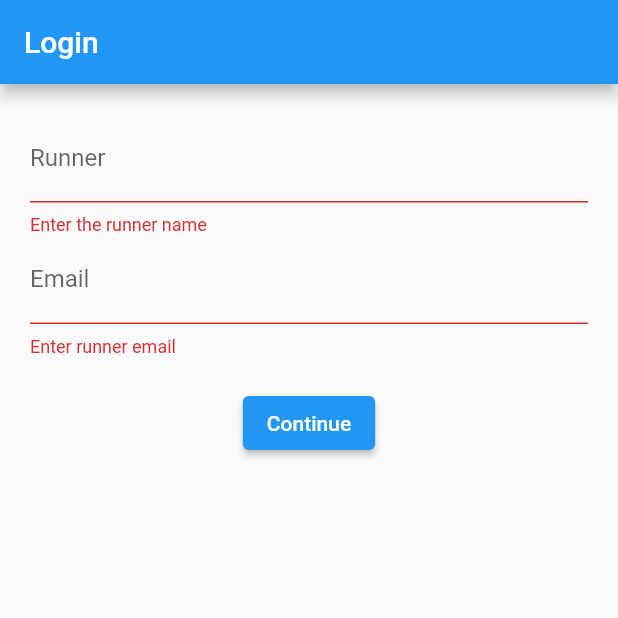
After one commit to leonistor/stopwatch, a Flutter app: the screen it shows after launch, after a tap on "Continue", on a phone screen of 412 x 824 dp, the top half of it. The commit adds this screen. Run offline on Flutter 3.47's test engine with Material 2 defaults, Android fonts, the phone set to English and light mode, and no system bars.

Commit message:
login_form

```diff
--- /dev/null
+++ b/lib/login_screen.dart
@@ -0,0 +1,78 @@
+import 'package:flutter/material.dart';
+
+class LoginScreen extends StatefulWidget {
+  const LoginScreen({Key? key}) : super(key: key);
+
+  @override
+  _LoginScreenState createState() => _LoginScreenState();
+}
+
+class _LoginScreenState extends State<LoginScreen> {
+  bool loggedIn = false;
+  late String name;
+  final _nameController = TextEditingController();
+  final _emailController = TextEditingController();
+  final _formKey = GlobalKey<FormState>();
+
+  @override
+  Widget build(BuildContext context) {
+    return Scaffold(
+      appBar: AppBar(title: const Text('Login')),
+      body: Center(
+        child: loggedIn ? _buildSuccess() : _buildLoginForm(),
+      ),
+    );
+  }
+
+  Widget _buildSuccess() {
+    return Column(
+      mainAxisAlignment: MainAxisAlignment.center,
+      children: [
+        const Icon(Icons.check, color: Colors.orangeAccent),
+        Text('Hi $name'),
+      ],
+    );
+  }
+
+  Widget _buildLoginForm() {
+    return Form(
+      key: _formKey,
+      child: Padding(
+        padding: const EdgeInsets.all(20),
+        child: Column(
+          children: [
+            TextFormField(
+              controller: _nameController,
+              decoration: const InputDecoration(labelText: 'Runner'),
+              validator: (text) =>
+                  text!.isEmpty ? 'Enter the runner name' : null,
+            ),
+            TextFormField(
+              controller: _emailController,
+              decoration: const InputDecoration(labelText: 'Email'),
+              keyboardType: TextInputType.emailAddress,
+              validator: (text) {
+                if (text!.isEmpty) return 'Enter runner email';
+                final regex = RegExp(r"[^@]+@[^\.]+\..+");
+                if (!regex.hasMatch(text)) return 'Enter a valid email';
+                return null;
+              },
+            ),
+            const SizedBox(height: 20),
+            ElevatedButton(onPressed: _validate, child: const Text('Continue')),
+          ],
+        ),
+      ),
+    );
+  }
+
+  void _validate() {
+    final form = _formKey.currentState;
+    if (!form!.validate()) return;
+
+    setState(() {
+      loggedIn = true;
+      name = _nameController.text;
+    });
+  }
+}
--- a/lib/main.dart
+++ b/lib/main.dart
@@ -1,5 +1,6 @@
 import 'package:flutter/material.dart';
-import 'package:stopwatch/stopwatch.dart';
+import 'package:stopwatch/login_screen.dart';
+// import 'package:stopwatch/stopwatch.dart';
 
 void main() {
   runApp(const MyApp());
@@ -11,7 +12,8 @@ class MyApp extends StatelessWidget {
   @override
   Widget build(BuildContext context) {
     return const MaterialApp(
-      home: StopWatch(),
+      // home: StopWatch(),
+      home: LoginScreen(),
     );
   }
 }
```
